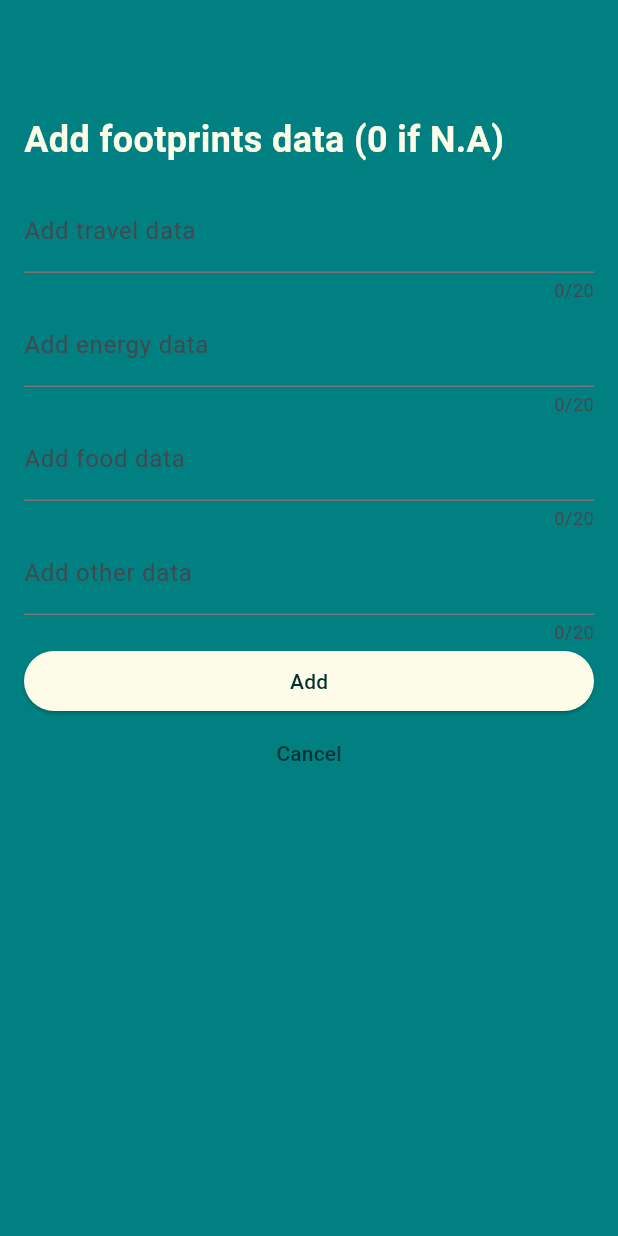
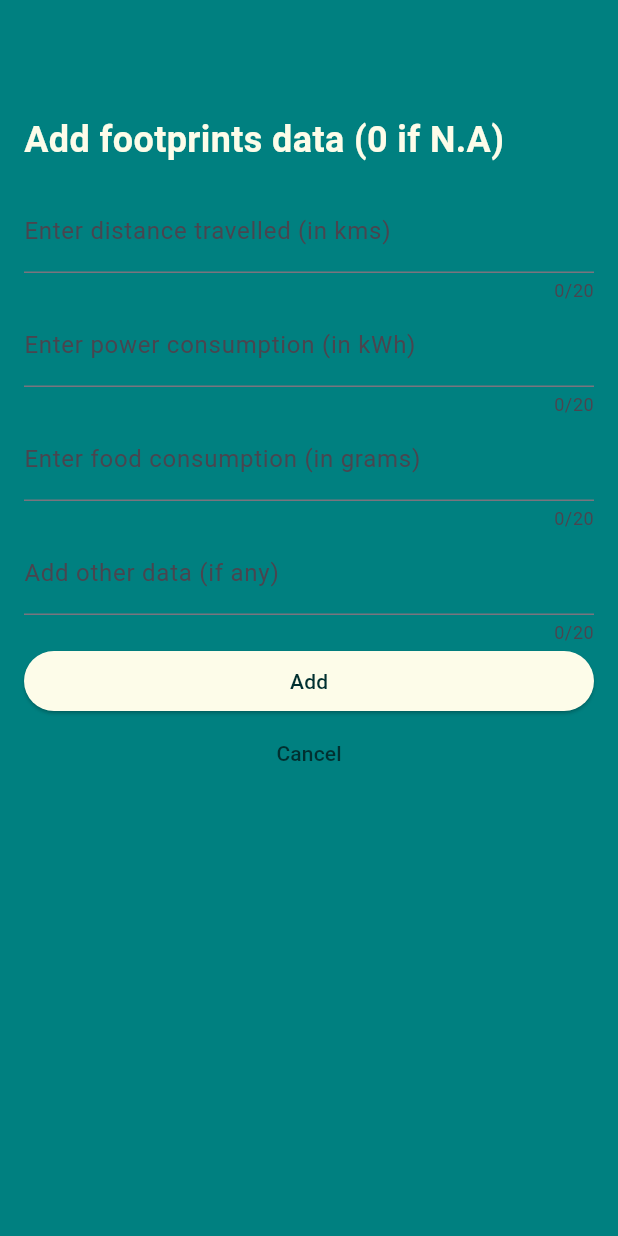
Before and after one commit to Deadlock-exe/c12-track-app, a Flutter app: the screen it shows after launch, after a tap on the "add" icon, on a phone screen of 412 x 824 dp. Run offline on Flutter 3.47's test engine with Material 3 defaults, Android fonts, the phone set to English and light mode, and no system bars.

Commit message:
formulae for C footprints

```diff
--- a/lib/main_ui/pages/homepage.dart
+++ b/lib/main_ui/pages/homepage.dart
@@ -95,7 +95,7 @@ class _HomePageState extends State<HomePage> {
                   maxLength: 20,
                   keyboardType: TextInputType.number,
                   decoration: const InputDecoration(
-                    label: Text("Add travel data"),
+                    label: Text("Enter distance travelled (in kms)"),
                   ),
                 ),
                 TextField(
@@ -103,7 +103,7 @@ class _HomePageState extends State<HomePage> {
                   maxLength: 20,
                   keyboardType: TextInputType.number,
                   decoration: const InputDecoration(
-                    label: Text("Add energy data"),
+                    label: Text("Enter power consumption (in kWh)"),
                   ),
                 ),
                 TextField(
@@ -111,7 +111,7 @@ class _HomePageState extends State<HomePage> {
                   maxLength: 20,
                   keyboardType: TextInputType.number,
                   decoration: const InputDecoration(
-                    label: Text("Add food data"),
+                    label: Text("Enter food consumption (in grams)"),
                   ),
                 ),
                 TextField(
@@ -119,7 +119,7 @@ class _HomePageState extends State<HomePage> {
                   maxLength: 20,
                   keyboardType: TextInputType.number,
                   decoration: const InputDecoration(
-                    label: Text("Add other data"),
+                    label: Text("Add other data (if any)"),
                   ),
                 ),
                 ElevatedButton(
@@ -129,9 +129,10 @@ class _HomePageState extends State<HomePage> {
                   ),
                   onPressed: () {
                     setState(() {
-                      travelAmount = double.parse(_travelController.text);
-                      energyAmount = double.parse(_energyController.text);
-                      foodAmount = double.parse(_foodController.text);
+                      travelAmount = double.parse(_travelController.text) * 2.2;
+                      energyAmount =
+                          double.parse(_energyController.text) * 0.45;
+                      foodAmount = double.parse(_foodController.text) * 0.005;
                       otherAmount = double.parse(_otherController.text);
                     });
 
@@ -183,7 +184,7 @@ class _HomePageState extends State<HomePage> {
             height: 30,
           ),
           const Text(
-            "Today's carbon footprint",
+            "Today's carbon footprint (KGs)",
             style: TextStyle(
                 color: Color(0xFFFDFCE9),
                 fontSize: 20,
```
